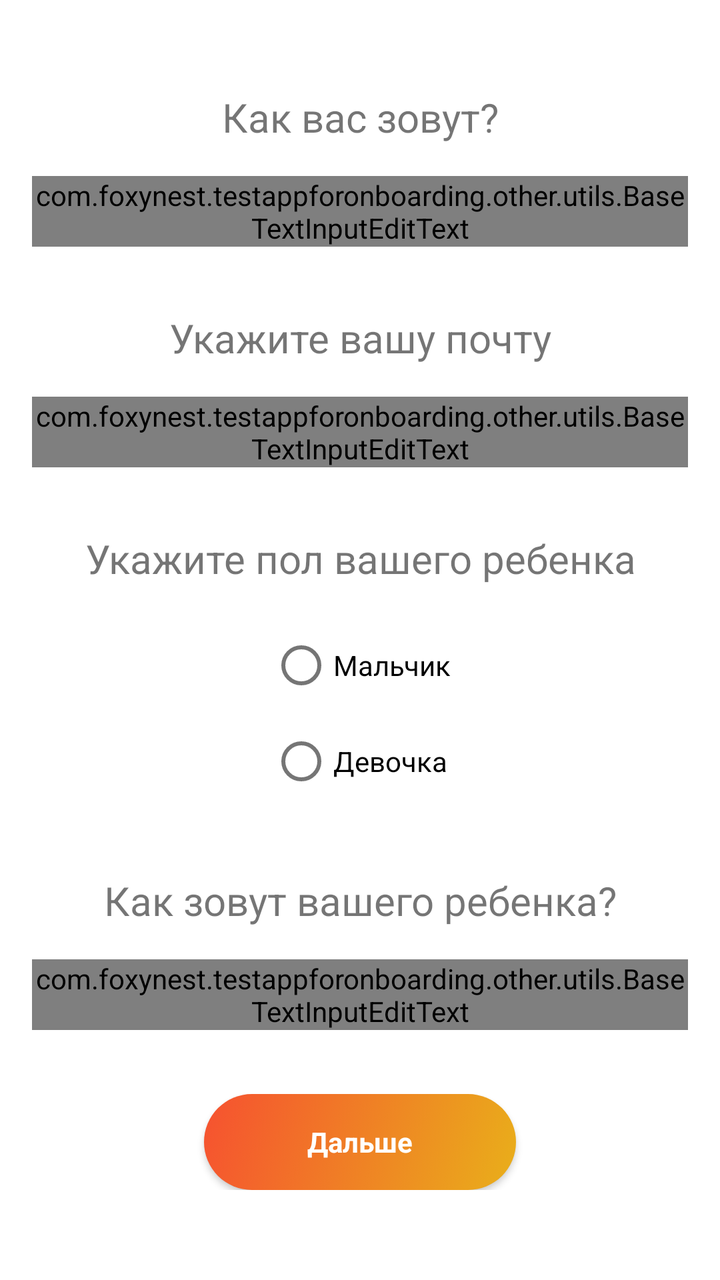
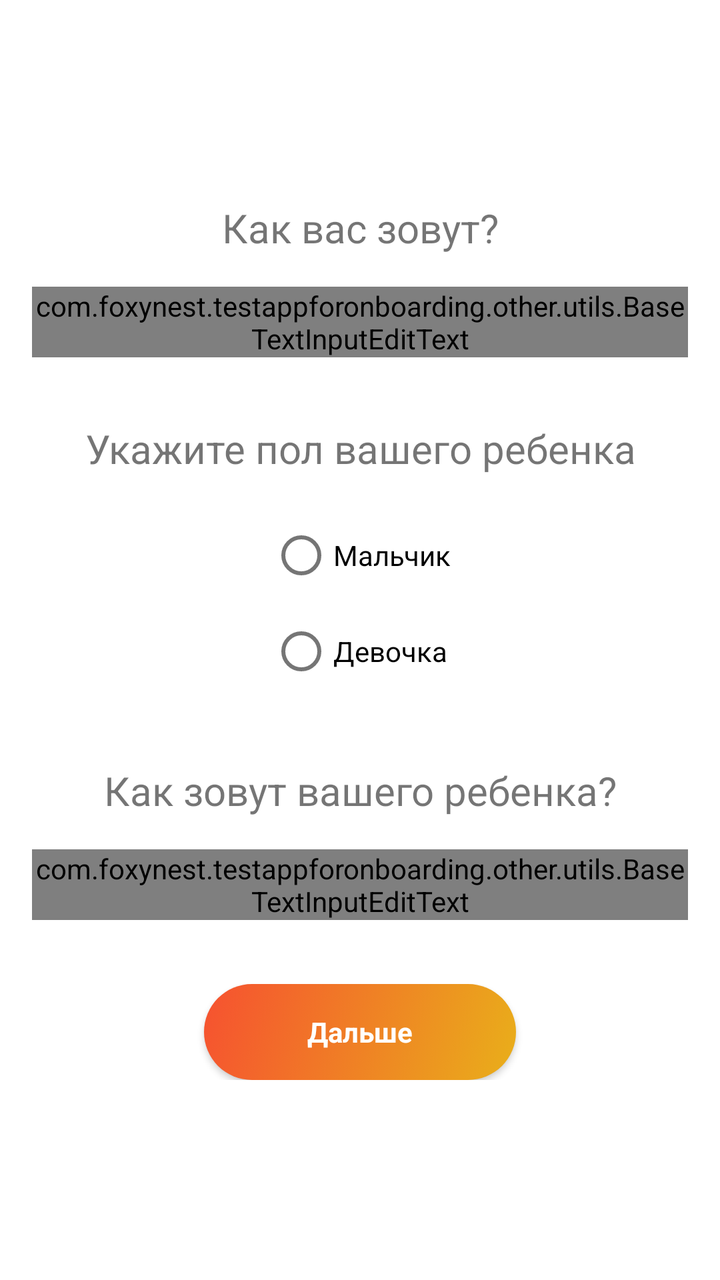

The first picture is an Android layout as it rendered before a commit; the second is the same layout after the commit. The layout source and the unified diff follow.
<!-- AndroidManifest.xml: application theme Theme.TestAppForOnboarding -->
<!-- res/layout/fragment_question1.xml -->
<?xml version="1.0" encoding="utf-8"?>
<ScrollView xmlns:android="http://schemas.android.com/apk/res/android"
    xmlns:app="http://schemas.android.com/apk/res-auto"
    xmlns:tools="http://schemas.android.com/tools"
    android:layout_width="match_parent"
    android:layout_height="match_parent"
    android:fillViewport="true">

    <androidx.constraintlayout.widget.ConstraintLayout
        android:layout_width="match_parent"
        android:layout_height="wrap_content"
        android:clickable="true"
        android:focusable="true"
        android:focusableInTouchMode="true"
        tools:context=".presentation.profile.ProfileFragment">

        <androidx.constraintlayout.widget.Guideline
            android:id="@+id/guideline_left"
            android:layout_width="wrap_content"
            android:layout_height="wrap_content"
            android:orientation="vertical"
            app:layout_constraintGuide_begin="@dimen/space_beforeOrAfterElement" />

        <androidx.constraintlayout.widget.Guideline
            android:id="@+id/guideline_right"
            android:layout_width="wrap_content"
            android:layout_height="wrap_content"
            android:orientation="vertical"
            app:layout_constraintGuide_end="@dimen/space_beforeOrAfterElement" />

        <TextView
            android:id="@+id/text_question_user_name"
            android:layout_width="0dp"
            android:layout_height="wrap_content"
            android:layout_marginTop="@dimen/space_32"
            android:layout_marginBottom="@dimen/space_beforeOrAfterElement"
            android:text="@string/text_user_name_question"
            android:textAlignment="center"
            android:textSize="20sp"
            app:layout_constraintBottom_toTopOf="@+id/text_field_user_name_answer"
            app:layout_constraintEnd_toEndOf="@+id/guideline_right"
            app:layout_constraintStart_toStartOf="@+id/guideline_left"
            app:layout_constraintTop_toTopOf="parent"
            app:layout_constraintVertical_chainStyle="packed" />

        <com.google.android.material.textfield.TextInputLayout
            android:id="@+id/text_field_user_name_answer"
            android:layout_width="0dp"
            android:layout_height="wrap_content"
            android:layout_marginBottom="@dimen/space_32"
            android:hint="@string/text_name_hint"
            app:layout_constraintBottom_toTopOf="@+id/text_question_user_email"
            app:layout_constraintEnd_toEndOf="@+id/guideline_right"
            app:layout_constraintStart_toStartOf="@+id/guideline_left"
            app:layout_constraintTop_toBottomOf="@+id/text_question_user_name">

            <com.foxynest.testappforonboarding.other.utils.BaseTextInputEditText
                android:id="@+id/edit_text_field_user_name_answer"
                android:layout_width="match_parent"
                android:layout_height="wrap_content"
                android:digits="qwertyuiopasdfghjklzxcvbnmQWERTYUIOPASDFGHJKLZXCVBNMЁёйцукенгшщзхъфывапролджэячсмитьбюЙЦУКЕНГШЩЗХЪФЫВАПРОЛДЖЭЯЧСМИТЬБЮ"
                android:imeOptions="actionNext"
                android:inputType="textPersonName"
                android:maxLines="1"
                android:singleLine="true" />

        </com.google.android.material.textfield.TextInputLayout>

        <TextView
            android:id="@+id/text_question_user_email"
            android:layout_width="0dp"
            android:layout_height="wrap_content"
            android:layout_marginBottom="@dimen/space_beforeOrAfterElement"
            android:text="@string/text_user_email_question"
            android:textAlignment="center"
            android:textSize="20sp"
            app:layout_constraintBottom_toTopOf="@+id/text_field_user_email_answer"
            app:layout_constraintEnd_toEndOf="@+id/guideline_right"
            app:layout_constraintStart_toStartOf="@+id/guideline_left"
            app:layout_constraintTop_toBottomOf="@+id/text_field_user_name_answer" />

        <com.google.android.material.textfield.TextInputLayout
            android:id="@+id/text_field_user_email_answer"
            android:layout_width="0dp"
            android:layout_height="wrap_content"
            android:layout_marginBottom="@dimen/space_32"
            android:hint="@string/text_email_hint"
            app:layout_constraintBottom_toTopOf="@+id/text_gender_question"
            app:layout_constraintEnd_toEndOf="@+id/guideline_right"
            app:layout_constraintStart_toStartOf="@+id/guideline_left"
            app:layout_constraintTop_toBottomOf="@+id/text_question_user_email">

            <com.foxynest.testappforonboarding.other.utils.BaseTextInputEditText
                android:id="@+id/edit_text_field_user_email_answer"
                android:layout_width="match_parent"
                android:layout_height="wrap_content"
                android:imeOptions="actionNext"
                android:inputType="textEmailAddress"
                android:maxLines="1"
                android:singleLine="true" />

        </com.google.android.material.textfield.TextInputLayout>

        <TextView
            android:id="@+id/text_gender_question"
            android:layout_width="match_parent"
            android:layout_height="wrap_content"
            android:layout_marginBottom="@dimen/space_beforeOrAfterElement"
            android:text="@string/text_gender_question"
            android:textAlignment="center"
            android:textSize="20sp"
            app:layout_constraintBottom_toTopOf="@+id/radio_group_question1"
            app:layout_constraintEnd_toEndOf="@+id/guideline_right"
            app:layout_constraintStart_toStartOf="@+id/guideline_left"
            app:layout_constraintTop_toBottomOf="@+id/text_field_user_email_answer" />

        <RadioGroup
            android:id="@+id/radio_group_question1"
            android:layout_width="wrap_content"
            android:layout_height="wrap_content"
            android:layout_marginBottom="@dimen/space_32"
            android:orientation="vertical"
            app:layout_constraintBottom_toTopOf="@+id/text_question_is_it_a_boy"
            app:layout_constraintEnd_toEndOf="@+id/guideline_right"
            app:layout_constraintStart_toStartOf="@+id/guideline_left"
            app:layout_constraintTop_toBottomOf="@+id/text_gender_question">

            <RadioButton
                android:id="@+id/gender_answer_boy"
                android:layout_width="wrap_content"
                android:layout_height="wrap_content"
                android:text="@string/text_boy" />

            <RadioButton
                android:id="@+id/gender_answer_girl"
                android:layout_width="wrap_content"
                android:layout_height="wrap_content"
                android:text="@string/text_girl" />
        </RadioGroup>

        <TextView
            android:id="@+id/text_question_is_it_a_boy"
            android:layout_width="0dp"
            android:layout_height="wrap_content"
            android:layout_marginBottom="@dimen/space_beforeOrAfterElement"
            android:text="@string/text_child_name_question"
            android:textAlignment="center"
            android:textSize="20sp"
            app:layout_constraintBottom_toTopOf="@+id/text_field_child_name_answer"
            app:layout_constraintEnd_toEndOf="@+id/guideline_right"
            app:layout_constraintStart_toStartOf="@+id/guideline_left"
            app:layout_constraintTop_toBottomOf="@+id/radio_group_question1" />

        <com.google.android.material.textfield.TextInputLayout
            android:id="@+id/text_field_child_name_answer"
            android:layout_width="0dp"
            android:layout_height="wrap_content"
            android:layout_marginBottom="@dimen/space_32"
            android:hint="@string/text_name_hint"
            app:layout_constraintBottom_toTopOf="@+id/buttons_linear_layout"
            app:layout_constraintEnd_toEndOf="@+id/guideline_right"
            app:layout_constraintStart_toStartOf="@+id/guideline_left"
            app:layout_constraintTop_toBottomOf="@+id/text_question_is_it_a_boy">

            
            
            
            
            
            
            

            <com.foxynest.testappforonboarding.other.utils.BaseTextInputEditText
                android:id="@+id/edit_text_field_child_name_answer"
                android:layout_width="match_parent"
                android:layout_height="wrap_content"
                android:digits="qwertyuiopasdfghjklzxcvbnmQWERTYUIOPASDFGHJKLZXCVBNMЁёйцукенгшщзхъфывапролджэячсмитьбюЙЦУКЕНГШЩЗХЪФЫВАПРОЛДЖЭЯЧСМИТЬБЮ"
                android:imeOptions="actionDone"
                android:inputType="textPersonName"
                android:maxLines="1"
                android:singleLine="true" />

        </com.google.android.material.textfield.TextInputLayout>

        

        <LinearLayout
            android:id="@+id/buttons_linear_layout"
            android:layout_width="0dp"
            android:layout_height="wrap_content"
            android:layout_marginBottom="@dimen/space_32"
            android:gravity="center_vertical"
            android:orientation="horizontal"
            android:weightSum="4"
            app:layout_constraintBottom_toBottomOf="parent"
            app:layout_constraintLeft_toLeftOf="@+id/guideline_left"
            app:layout_constraintRight_toRightOf="@+id/guideline_right"
            app:layout_constraintTop_toBottomOf="@+id/text_field_child_name_answer">

            <androidx.appcompat.widget.AppCompatImageView
                android:id="@+id/button_back"
                android:layout_width="0dp"
                android:layout_height="wrap_content"
                android:layout_marginEnd="@dimen/space_small"
                android:layout_weight="1"
                android:gravity="center_vertical"
                android:paddingStart="@dimen/space_32"
                android:paddingEnd="@dimen/space_32"
                app:backgroundTint="@null" />

            <androidx.appcompat.widget.AppCompatButton
                android:id="@+id/button_next"
                style="@style/Widget.AppCompat.ActionButton"
                android:layout_width="0dp"
                android:layout_height="wrap_content"
                android:layout_marginEnd="@dimen/space_small"
                android:layout_weight="2"
                android:background="@drawable/button_rounded_corners"
                android:paddingStart="@dimen/space_32"
                android:paddingEnd="@dimen/space_32"
                android:text="@string/button_next"
                android:textColor="@color/white"
                android:textSize="@dimen/button_text"
                android:textStyle="bold"
                app:backgroundTint="@null" />

            <androidx.appcompat.widget.AppCompatButton
                android:id="@+id/button_no"
                style="@style/Widget.AppCompat.ActionButton"
                android:layout_width="0dp"
                android:layout_height="wrap_content"
                android:layout_weight="1"
                android:paddingStart="@dimen/space_32"
                android:paddingEnd="@dimen/space_32"
                app:backgroundTint="@null" />

        </LinearLayout>

    </androidx.constraintlayout.widget.ConstraintLayout>

</ScrollView>
<!-- resources referenced by this layout -->
<resources>
  <color name="white">#FFFFFFFF</color>
  <dimen name="button_text">14sp</dimen>
  <dimen name="space_32">32dp</dimen>
  <dimen name="space_beforeOrAfterElement">16dp</dimen>
  <dimen name="space_small">8dp</dimen>
  <!-- drawable button_rounded_corners (drawable) -->
  <?xml version="1.0" encoding="utf-8"?>
  <selector
      xmlns:android="http://schemas.android.com/apk/res/android">
      <item android:state_enabled="false">
          <shape>
              <corners android:radius="24dp" />
              <gradient
                  android:angle="315"
                  android:endColor="#E9AF1A"
                  android:startColor="#F65130" />
          </shape>
      </item>
  
      
      <item android:state_pressed="true">
          <shape>
              <corners android:radius="24dp" />
              <gradient
                  android:angle="315"
                  android:endColor="#CCE9AF1A"
                  android:startColor="#CCF65130" />
          </shape>
      </item>
  
      
      <item android:state_enabled="true">
          <shape>
              <corners android:radius="24dp" />
              <gradient
                  android:angle="315"
                  android:endColor="#E9AF1A"
                  android:startColor="#F65130" />
          </shape>
      </item>
  
  </selector>
  <string name="button_next">Дальше</string>
  <string name="text_boy">Мальчик</string>
  <string name="text_child_name_question">Как зовут вашего ребенка?</string>
  <string name="text_email_hint">Введите email</string>
  <string name="text_gender_question">Укажите пол вашего ребенка</string>
  <string name="text_girl">Девочка</string>
  <string name="text_name_hint">Введите имя</string>
  <string name="text_user_email_question">Укажите вашу почту</string>
  <string name="text_user_name_question">Как вас зовут?</string>
  <style name="Theme.TestAppForOnboarding" parent="Theme.MaterialComponents.DayNight.DarkActionBar">
          
          <item name="colorPrimary">@color/purple_500</item>
          <item name="colorPrimaryVariant">@color/purple_700</item>
          <item name="colorOnPrimary">@color/white</item>
          
          <item name="colorSecondary">@color/teal_200</item>
          <item name="colorSecondaryVariant">@color/teal_700</item>
          <item name="colorOnSecondary">@color/black</item>
          
          <item name="android:statusBarColor">?attr/colorPrimaryVariant</item>
          
      </style>
  <color name="purple_500">#FF6200EE</color>
  <color name="purple_700">#FF3700B3</color>
  <color name="teal_200">#FF03DAC5</color>
  <color name="teal_700">#FF018786</color>
  <color name="black">#FF000000</color>
</resources>

<!-- the commit's change to res/layout/fragment_question1.xml (unified diff, before → after) -->
@@ -49,7 +49,7 @@
             android:layout_height="wrap_content"
             android:layout_marginBottom="@dimen/space_32"
             android:hint="@string/text_name_hint"
-            app:layout_constraintBottom_toTopOf="@+id/text_question_user_email"
+            app:layout_constraintBottom_toTopOf="@+id/text_gender_question"
             app:layout_constraintEnd_toEndOf="@+id/guideline_right"
             app:layout_constraintStart_toStartOf="@+id/guideline_left"
             app:layout_constraintTop_toBottomOf="@+id/text_question_user_name">
@@ -66,40 +66,7 @@
 
         </com.google.android.material.textfield.TextInputLayout>
 
-        <TextView
-            android:id="@+id/text_question_user_email"
-            android:layout_width="0dp"
-            android:layout_height="wrap_content"
-            android:layout_marginBottom="@dimen/space_beforeOrAfterElement"
-            android:text="@string/text_user_email_question"
-            android:textAlignment="center"
-            android:textSize="20sp"
-            app:layout_constraintBottom_toTopOf="@+id/text_field_user_email_answer"
-            app:layout_constraintEnd_toEndOf="@+id/guideline_right"
-            app:layout_constraintStart_toStartOf="@+id/guideline_left"
-            app:layout_constraintTop_toBottomOf="@+id/text_field_user_name_answer" />
-
-        <com.google.android.material.textfield.TextInputLayout
-            android:id="@+id/text_field_user_email_answer"
-            android:layout_width="0dp"
-            android:layout_height="wrap_content"
-            android:layout_marginBottom="@dimen/space_32"
-            android:hint="@string/text_email_hint"
-            app:layout_constraintBottom_toTopOf="@+id/text_gender_question"
-            app:layout_constraintEnd_toEndOf="@+id/guideline_right"
-            app:layout_constraintStart_toStartOf="@+id/guideline_left"
-            app:layout_constraintTop_toBottomOf="@+id/text_question_user_email">
-
-            <com.foxynest.testappforonboarding.other.utils.BaseTextInputEditText
-                android:id="@+id/edit_text_field_user_email_answer"
-                android:layout_width="match_parent"
-                android:layout_height="wrap_content"
-                android:imeOptions="actionNext"
-                android:inputType="textEmailAddress"
-                android:maxLines="1"
-                android:singleLine="true" />
-
-        </com.google.android.material.textfield.TextInputLayout>
+        
 
         <TextView
             android:id="@+id/text_gender_question"
@@ -112,7 +79,7 @@
             app:layout_constraintBottom_toTopOf="@+id/radio_group_question1"
             app:layout_constraintEnd_toEndOf="@+id/guideline_right"
             app:layout_constraintStart_toStartOf="@+id/guideline_left"
-            app:layout_constraintTop_toBottomOf="@+id/text_field_user_email_answer" />
+            app:layout_constraintTop_toBottomOf="@+id/text_field_user_name_answer" />
 
         <RadioGroup
             android:id="@+id/radio_group_question1"
<!-- resource entries referenced after the edit -->
@@ -45,11 +45,9 @@
   <string name="button_next">Дальше</string>
   <string name="text_boy">Мальчик</string>
   <string name="text_child_name_question">Как зовут вашего ребенка?</string>
-  <string name="text_email_hint">Введите email</string>
   <string name="text_gender_question">Укажите пол вашего ребенка</string>
   <string name="text_girl">Девочка</string>
   <string name="text_name_hint">Введите имя</string>
-  <string name="text_user_email_question">Укажите вашу почту</string>
   <string name="text_user_name_question">Как вас зовут?</string>
   <style name="Theme.TestAppForOnboarding" parent="Theme.MaterialComponents.DayNight.DarkActionBar">
           
